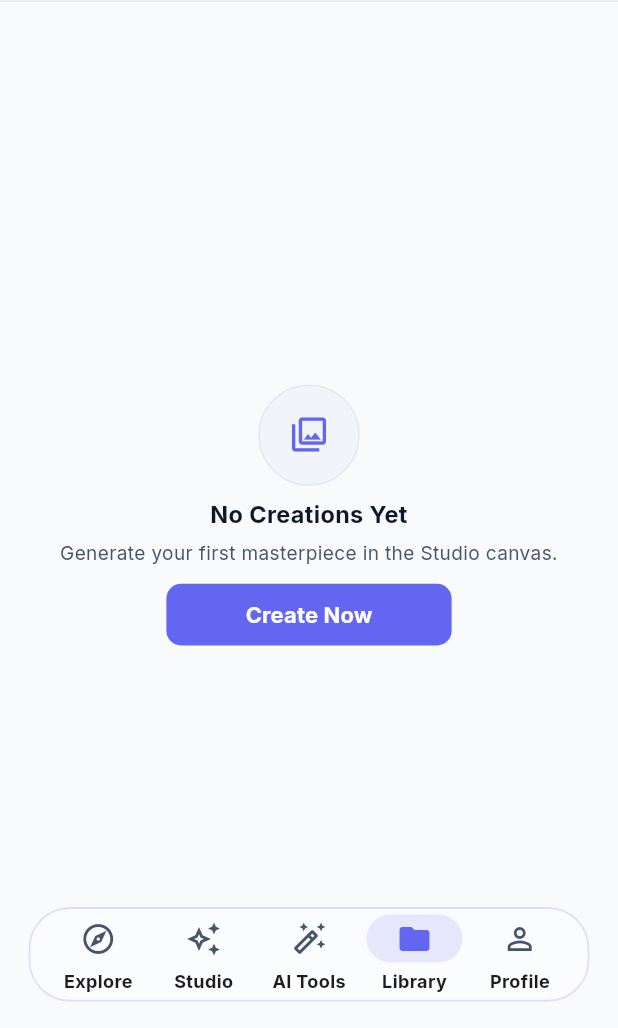
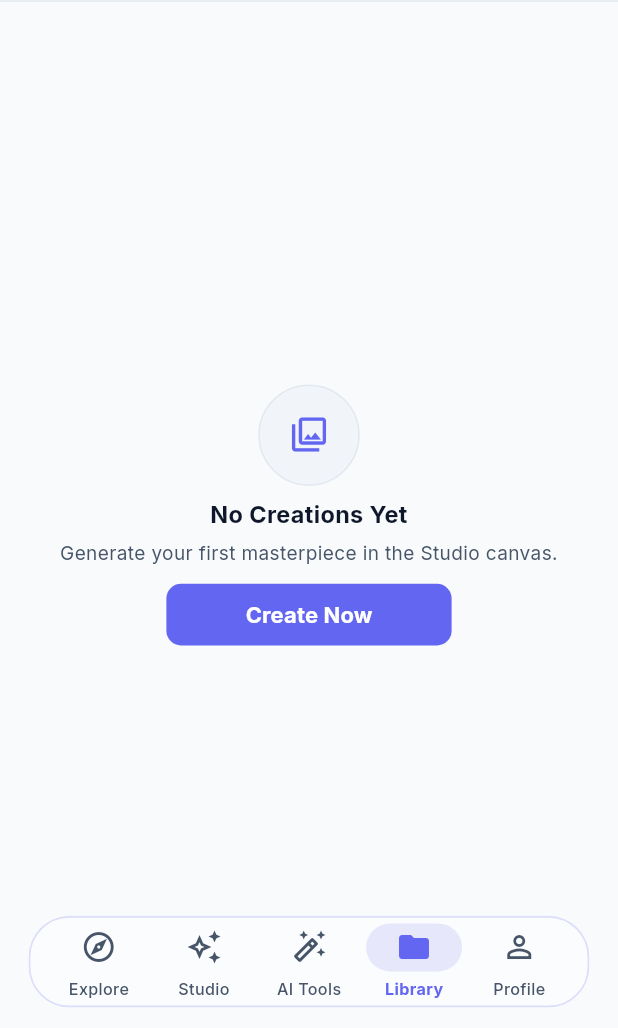
Before and after one commit to RitutoshAeologic/craftai_studio_mobile, a Flutter app: the HomeShellView screen opened by its route, item 4 of the bottom bar chosen, on a phone screen of 412 x 824 dp, the part 208-1236 px from its top. Run offline on Flutter 3.47's test engine with Material 3 defaults, Android fonts, the phone set to English and light mode, and no system bars; our stand-ins replace cached_network_image, connectivity_plus, dio, flutter_screenutil, get, google_fonts and 2 more; accounts and stored records are empty; network calls fail; statements that could not run were skipped.

Commit message:
fix(shell): remove duplicate 34px iOS bottom padding from NavigationBar and optimize bottom margin and scroll clearance

```diff
--- a/lib/features/library/views/cloud_library_view.dart
+++ b/lib/features/library/views/cloud_library_view.dart
@@ -181,7 +181,7 @@ class _CloudLibraryViewState extends State<CloudLibraryView>
           controller: _scrollController,
           physics: const AlwaysScrollableScrollPhysics(
               parent: BouncingScrollPhysics()),
-          padding: EdgeInsets.fromLTRB(16.w, 16.h, 16.w, 24.h),
+          padding: EdgeInsets.fromLTRB(16.w, 16.h, 16.w, 100.h),
           itemCount: _controller.myCreations.length + 1,
           itemBuilder: (context, idx) {
             // Last item is the dynamic pagination footer
@@ -240,7 +240,7 @@ class _CloudLibraryViewState extends State<CloudLibraryView>
         child: ListView(
           physics: const AlwaysScrollableScrollPhysics(
               parent: BouncingScrollPhysics()),
-          padding: EdgeInsets.fromLTRB(16.w, 16.h, 16.w, 24.h),
+          padding: EdgeInsets.fromLTRB(16.w, 16.h, 16.w, 100.h),
           children: [
             Row(
               mainAxisAlignment: MainAxisAlignment.spaceBetween,
--- a/lib/features/shell/views/home_shell_view.dart
+++ b/lib/features/shell/views/home_shell_view.dart
@@ -189,18 +189,16 @@ class HomeShellView extends StatelessWidget {
               left: 18.w,
               right: 18.w,
               bottom: MediaQuery.paddingOf(context).bottom > 0
-                  ? MediaQuery.paddingOf(context).bottom + 6.h
-                  : 18.h,
+                  ? 12.h
+                  : 14.h,
             ),
-            // No decoration/boxShadow here: it was what made the bar look grey/solid
             child: ClipRRect(
               borderRadius: BorderRadius.circular(28.r),
               child: BackdropFilter(
                 filter: ImageFilter.blur(sigmaX: 18, sigmaY: 18),
                 child: Container(
-                  padding: EdgeInsets.symmetric(horizontal: 10),
+                  padding: EdgeInsets.symmetric(horizontal: 10.w),
                   decoration: BoxDecoration(
-                    // lower alpha = more transparent (try 0.08 – 0.25)
                     color: AppColors.glassSurface.withValues(alpha: 0.4),
                     borderRadius: BorderRadius.circular(28.r),
                     border: Border.all(
@@ -208,12 +206,15 @@ class HomeShellView extends StatelessWidget {
                       width: 1.2.w,
                     ),
                   ),
+                  child: MediaQuery.removePadding(
+                    context: context,
+                    removeBottom: true,
                     child: NavigationBarTheme(
                       data: NavigationBarThemeData(
                         backgroundColor: Colors.transparent,
                         surfaceTintColor: Colors.transparent,
                         shadowColor: Colors.transparent,
-                      height: 62.h,
+                        height: 60.h,
                         indicatorColor: AppColors.primary.withValues(alpha: 0.14),
                         labelTextStyle: WidgetStateProperty.resolveWith((states) {
                           if (states.contains(WidgetState.selected)) {
@@ -236,7 +237,6 @@ class HomeShellView extends StatelessWidget {
                         backgroundColor: Colors.transparent,
                         surfaceTintColor: Colors.transparent,
                         elevation: 0,
-                      labelTextStyle: WidgetStatePropertyAll(TextStyle(fontWeight: FontWeight.w700,fontSize: 12)),
                         destinations: [
                           NavigationDestination(
                             icon: Icon(Icons.explore_outlined,
@@ -274,6 +274,7 @@ class HomeShellView extends StatelessWidget {
                             label: AppStrings.tabProfile,
                           ),
                         ],
+                      ),
                     ),
                   ),
                 ),
```
Lines whose indentation alone changed are shown as unchanged.
